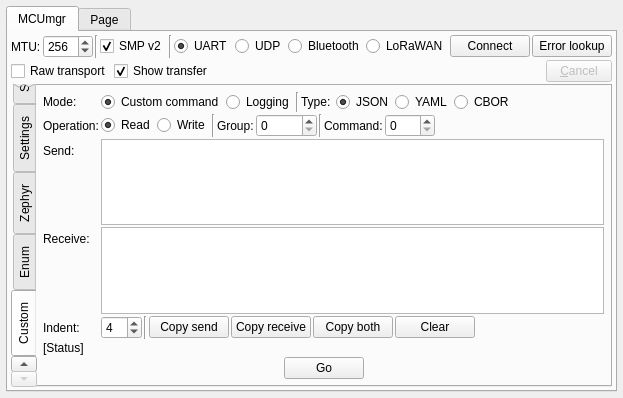
Qt form plugins/mcumgr/form.ui (thedjnK/AuTerm) before a commit.
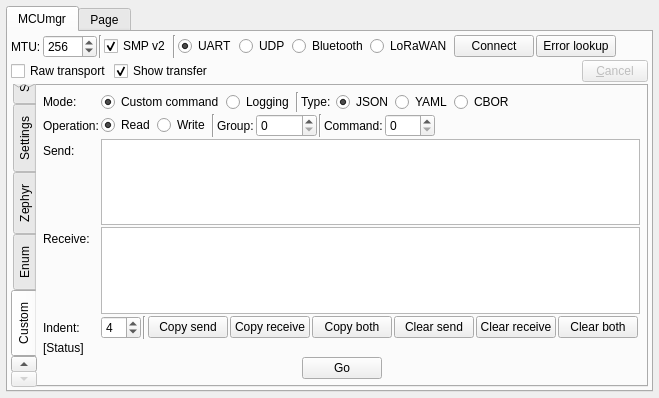
The same form after that commit. The open tabs and pages were chosen to show the change. Custom widgets are drawn as their Qt base class.

Commit message: plugins: mcumgr: Add separate clear buttons on custom command page

Diff of the .ui file:
```diff
--- a/plugins/mcumgr/form.ui
+++ b/plugins/mcumgr/form.ui
@@ -3040,7 +3040,21 @@
                <item>
                 <widget class="QPushButton" name="btn_custom_clear">
                  <property name="text">
-                  <string>Clear</string>
+                  <string>Clear send</string>
+                 </property>
+                </widget>
+               </item>
+               <item>
+                <widget class="QPushButton" name="btn_custom_clear_receive">
+                 <property name="text">
+                  <string>Clear receive</string>
+                 </property>
+                </widget>
+               </item>
+               <item>
+                <widget class="QPushButton" name="btn_custom_clear_both">
+                 <property name="text">
+                  <string>Clear both</string>
                  </property>
                 </widget>
                </item>
```
Left out of the diff: 4 changed lines with no effect on the pictures. The commit also changes 4 other files.
